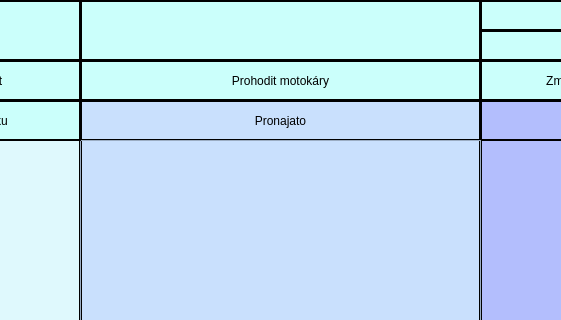
Above: mainscreen.ui from DavidSfullstack/MaturitaProjekt before the change; both pictures show x 320 to 881 and y 0 to 320 of the 1201 by 800 pixel window. Below: the same form after it.
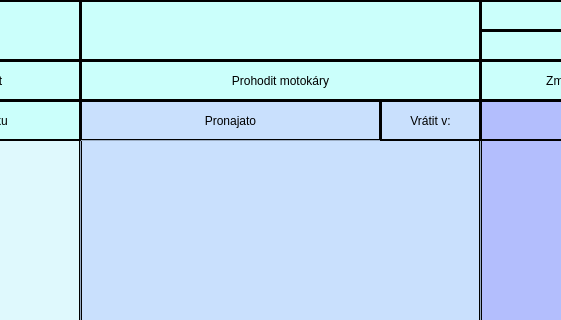
That is the form after the change.

The edit to the form file:
```diff
--- a/mainscreen.ui
+++ b/mainscreen.ui
@@ -110,7 +110,7 @@
      <rect>
       <x>400</x>
       <y>100</y>
-      <width>401</width>
+      <width>301</width>
       <height>41</height>
      </rect>
     </property>
@@ -428,6 +428,28 @@
      <string/>
     </property>
    </widget>
+   <widget class="QPushButton" name="currentlyrentedlabel_2">
+    <property name="geometry">
+     <rect>
+      <x>700</x>
+      <y>100</y>
+      <width>101</width>
+      <height>41</height>
+     </rect>
+    </property>
+    <property name="styleSheet">
+     <string notr="true">border: 2px solid black;
+font: 15pt &quot;Neogrey&quot;;
+background-color: rgb(201, 224, 253);
+
+
+
+</string>
+    </property>
+    <property name="text">
+     <string>Vrátit v:</string>
+    </property>
+   </widget>
   </widget>
  </widget>
  <resources/>
```
